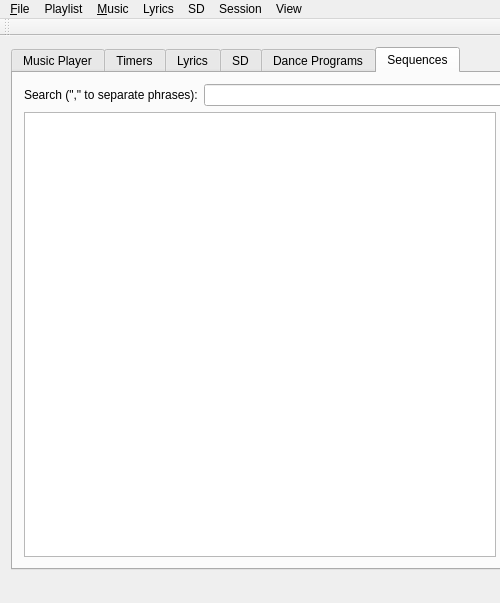
Above: SquareDesk-DEV/test123/mainwindow.ui from mpogue2/SquareDesk before the change; both pictures show x 0 to 500 and y 0 to 603 of the 782 by 603 pixel window. Below: the same form after it.
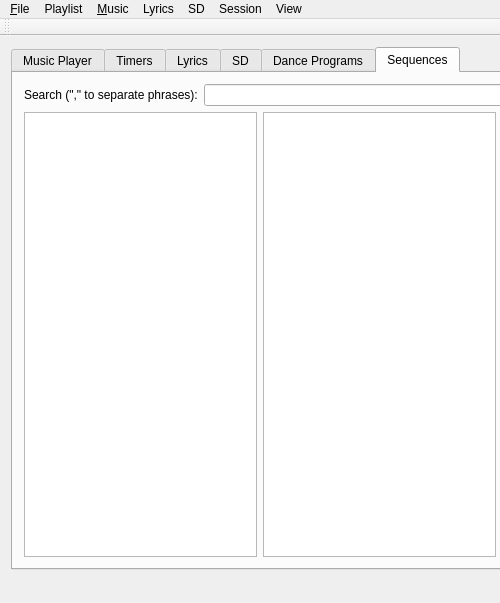
That is the form after the change. The open tabs and pages were chosen to show the change. Custom widgets are drawn as their Qt base class.

Commit message: Adding a choreography list that can be added and removed from for setting up sequences

Diff of the .ui file:
```diff
--- a/SquareDesk-DEV/test123/mainwindow.ui
+++ b/SquareDesk-DEV/test123/mainwindow.ui
@@ -1313,7 +1313,10 @@
         <item>
          <layout class="QHBoxLayout" name="horizontalLayout_7">
           <item>
-           <widget class="QTextBrowser" name="textBrowserChoreographySequences"/>
+           <widget class="QListWidget" name="listWidgetChoreography"/>
+          </item>
+          <item>
+           <widget class="QListWidget" name="listWidgetChoreographySequences"/>
           </item>
           <item>
            <widget class="QListWidget" name="listWidgetChoreographyFiles">
```
Left out of the diff: 3 changed lines with no effect on the pictures. The commit also changes 2 other files.
